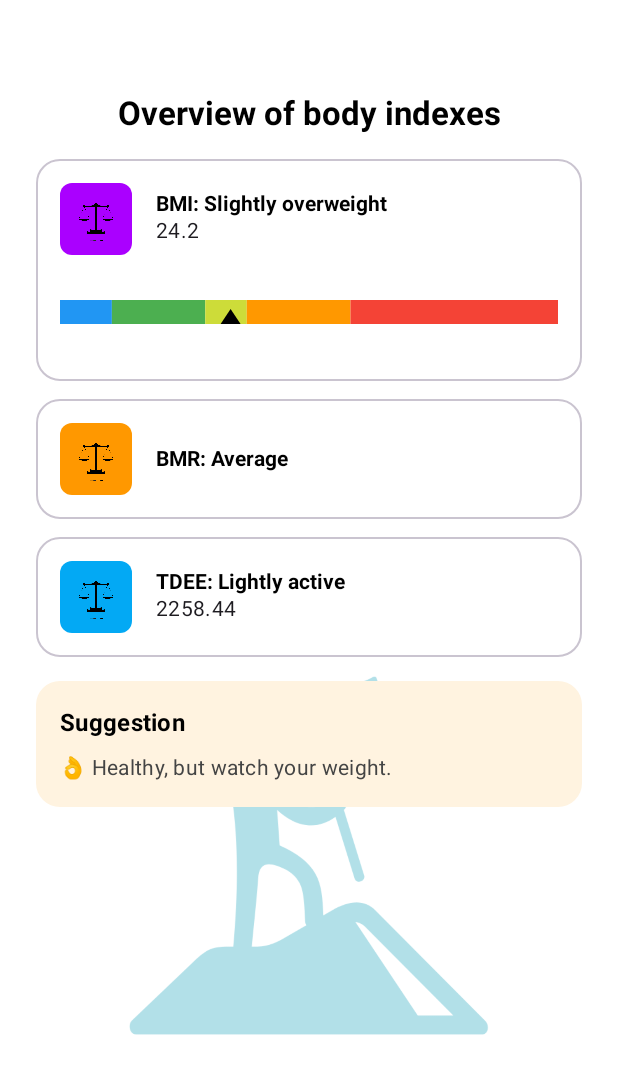
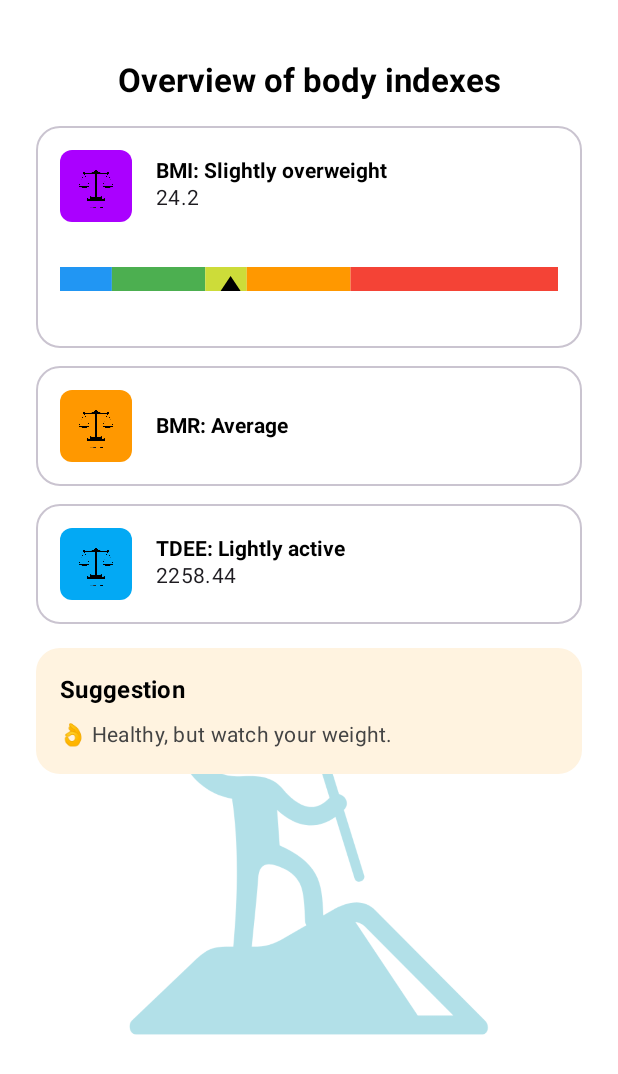
Before and after one commit to trgnhia/Nutrions-Management, an Android app built with Jetpack Compose: the @Preview function PreviewBodyIndexesItem, on a phone screen of 412 x 824 dp. Shown: the top 1074 px of the screen. Run offline under Robolectric (Android 15) with nearby library versions, the phone set to English and light mode, and no system bars.

Commit message:
Done Login

```diff
--- /dev/null
+++ b/app/src/main/java/com/example/health/data/utils/FloatFormatExtensions.kt
@@ -0,0 +1,6 @@
+package com.example.health.data.utils
+
+fun Float.to1DecimalString(): String = "%.1f".format(this)
+
+fun Float.to2DecimalString(): String = "%.2f".format(this)
+fun Float.to0DecimalString(): String = String.format("%.0f", this)
--- a/app/src/main/java/com/example/health/data/utils/HealthUtil.kt
+++ b/app/src/main/java/com/example/health/data/utils/HealthUtil.kt
@@ -58,7 +58,7 @@ object HealthMetricUtil {
 
     fun restDay(diffWeight: Float, calorieDeltaPerDay: Float): Int {
         if (calorieDeltaPerDay == 0f) return 0 // tránh chia cho 0
-        val totalCalories = diffWeight * 7700  // mỗi 1kg ≈ 7700 kcal
+        val totalCalories = abs(diffWeight) * 7700  // mỗi 1kg ≈ 7700 kcal
         return (totalCalories / calorieDeltaPerDay).toInt()
     }
     fun bodyAddition(bmi: Float):String{
--- a/app/src/main/java/com/example/health/screens/login/baseinfoitems/AgeItem.kt
+++ b/app/src/main/java/com/example/health/screens/login/baseinfoitems/AgeItem.kt
@@ -63,7 +63,7 @@ fun AgeItem(age: Int  , onValueChange: (Int) -> Unit) {
                     textStyle = LocalTextStyle.current.copy(color = Color.Black),
                     modifier = Modifier
                         .padding(start = 16.dp)
-                        .fillMaxWidth(0.2f)
+                        .fillMaxWidth(0.25f)
                 )
 
                 Text(
--- a/app/src/main/java/com/example/health/screens/login/baseinfoitems/BodyIndexesItem.kt
+++ b/app/src/main/java/com/example/health/screens/login/baseinfoitems/BodyIndexesItem.kt
@@ -27,6 +27,8 @@ import androidx.compose.ui.unit.Dp
 import androidx.compose.ui.unit.dp
 import com.example.health.R
 import com.example.health.data.utils.HealthMetricUtil
+import com.example.health.data.utils.to1DecimalString
+import com.example.health.data.utils.to2DecimalString
 
 @Composable
 fun BodyIndexesItem(age: Int, height: Float, weight: Float, gender: String, activityLevel: Int) {
@@ -64,14 +66,13 @@ fun BodyIndexesItem(age: Int, height: Float, weight: Float, gender: String, acti
                 text = "Overview of body indexes",
                 style = MaterialTheme.typography.titleLarge,
                 fontWeight = FontWeight.Bold,
-                modifier = Modifier.padding(bottom = 16.dp)
-                    .padding(top = 38.dp),
+                modifier = Modifier.padding(vertical = 16.dp),
                 color = Color.Black
             )
 
             IndexBox(
                 title = "BMI",
-                value = String.format("%.1f", bmi),
+                value = bmi.to1DecimalString(),
                 description = addition,
                 iconRes = R.drawable.icon_bmr,
                 borderColor = Color(0xFFAA00FF),
@@ -83,7 +84,7 @@ fun BodyIndexesItem(age: Int, height: Float, weight: Float, gender: String, acti
 
             IndexBox(
                 title = "BMR",
-                value = String.format("%.2f", bmr),
+                value = bmr.to2DecimalString(),
                 description = bmrAssessment,
                 iconRes = R.drawable.icon_bmr,
                 borderColor = Color(0xFFFF9800),
@@ -94,12 +95,11 @@ fun BodyIndexesItem(age: Int, height: Float, weight: Float, gender: String, acti
 
             IndexBox(
                 title = "TDEE",
-                value = String.format("%.2f", tdee),
+                value = tdee.to2DecimalString(),
                 description = getTdeeLevelDescription(activityLevel),
                 iconRes = R.drawable.icon_bmr,
                 borderColor = Color(0xFF03A9F4),
                 onClick = { showTdeeDialog = true }
-
             )
 
             Spacer(modifier = Modifier.height(16.dp))
@@ -367,13 +367,13 @@ fun TdeeDetailDialog(onDismiss: () -> Unit) {
                             "TDEE (Total Daily Energy Expenditure) refers to the total amount of energy your body consumes in a day.\n\n" +
                             "In other words, it represents the total calories your body uses in 24 hours, including basal metabolism (BMR) and physical activities.\n\n" +
                             "TDEE Formula:\n" +
-                            "TDEE = BMR × R\n\n" +
-                            "Where R is a variable factor that depends on a person’s activity level:\n\n" +
-                            "• Sedentary (little to no activity): TDEE = BMR × 1.2\n" +
-                            "• Light activity (1–3 workouts/week or light labor): TDEE = BMR × 1.375\n" +
-                            "• Moderate activity (4–5 workouts/week or moderate labor): TDEE = BMR × 1.55\n" +
-                            "• High activity (6–7 workouts/week or intense labor): TDEE = BMR × 1.725\n" +
-                            "• Very high activity (heavy training or extreme labor): TDEE = BMR × 1.9\n\n"
+                            "TDEE = BMR × R\n\n"
+//                            + "Where R is a variable factor that depends on a person’s activity level:\n\n" +
+//                            "• Sedentary (little to no activity): TDEE = BMR × 1.2\n" +
+//                            "• Light activity (1–3 workouts/week or light labor): TDEE = BMR × 1.375\n" +
+//                            "• Moderate activity (4–5 workouts/week or moderate labor): TDEE = BMR × 1.55\n" +
+//                            "• High activity (6–7 workouts/week or intense labor): TDEE = BMR × 1.725\n" +
+//                            "• Very high activity (heavy training or extreme labor): TDEE = BMR × 1.9\n\n"
                             ,
                     style = MaterialTheme.typography.bodyMedium
                 )
--- a/app/src/main/java/com/example/health/screens/login/baseinfoitems/HeightItem.kt
+++ b/app/src/main/java/com/example/health/screens/login/baseinfoitems/HeightItem.kt
@@ -58,7 +58,7 @@ fun HeightItem(height: Float, onValueChange: (Float) -> Unit) {
                     dividersColor = Color.Black,
                     textStyle = LocalTextStyle.current.copy(color = Color.Black),
                     modifier = Modifier.padding(start = 16.dp)
-                        .fillMaxWidth(0.2f)
+                        .fillMaxWidth(0.25f)
                 )
 
                 Text(
--- a/app/src/main/java/com/example/health/screens/login/baseinfoitems/WeightItem.kt
+++ b/app/src/main/java/com/example/health/screens/login/baseinfoitems/WeightItem.kt
@@ -66,7 +66,7 @@ fun WeightItem(weight: Float , onValueChange: (Float) -> Unit) {
                     range = 40..150,
                     dividersColor = Color.Black,
                     textStyle = LocalTextStyle.current.copy(color = Color.Black, fontSize = 20.sp),
-                    modifier = Modifier.fillMaxWidth(0.2f)
+                    modifier = Modifier.fillMaxWidth(0.25f)
                 )
                 Spacer(modifier = Modifier.width(8.dp))
 
```
Also changed, not shown: app/src/main/java/com/example/health/screens/login/BaseInfoScreen.kt (+6 -2 lines), app/src/main/java/com/example/health/screens/login/baseinfoitems/ResultsItem.kt (+40 -29 lines), app/src/main/res/drawable/ic_edit.png (added).
